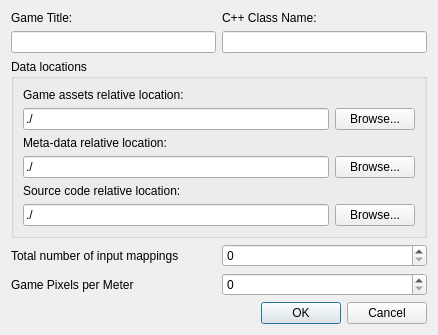
Above: DesignerTool/src/DlgProjectSettings.ui from GameOverture/HarmonyEngine before the change. Below: the same form after it.
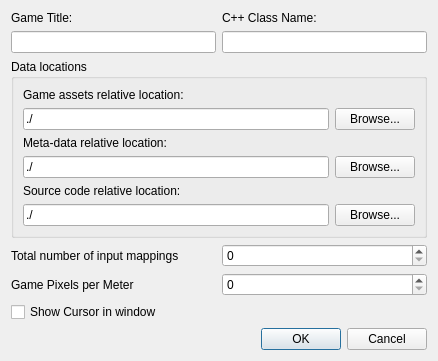
That is the form after the change.

Commit message: ShowCursor is now a configurable option in HyProj

What changed in the file:
```diff
--- a/DesignerTool/src/DlgProjectSettings.ui
+++ b/DesignerTool/src/DlgProjectSettings.ui
@@ -147,6 +147,13 @@
      </item>
     </layout>
    </item>
+   <item>
+    <widget class="QCheckBox" name="chkShowCursor">
+     <property name="text">
+      <string>Show Cursor in window</string>
+     </property>
+    </widget>
+   </item>
    <item>
     <widget class="QDialogButtonBox" name="buttonBox">
      <property name="orientation">
```
The commit also changes 11 other files.
